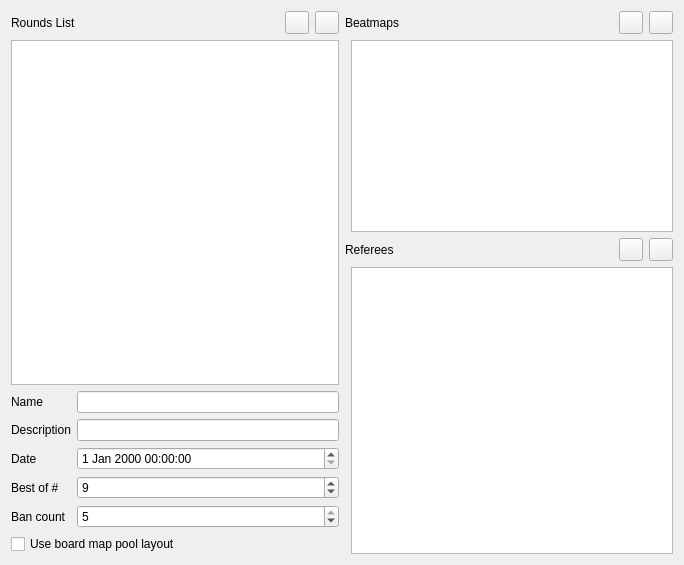
Before: the Qt Designer form Tabs/RoundEditorTab.ui in CloneWith/osu-tournament-editor, drawn with Qt 5.
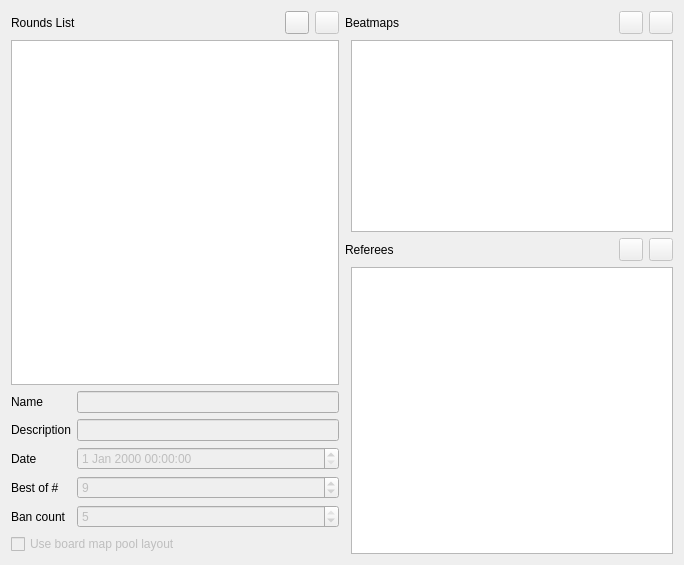
After: the same form once the commit is applied. Icons and pictures are not drawn.

Commit message: Implement round information editing

The edit to the form file:
```diff
--- a/Tabs/RoundEditorTab.ui
+++ b/Tabs/RoundEditorTab.ui
@@ -37,6 +37,9 @@
        </item>
        <item>
         <widget class="QToolButton" name="buttonRemoveRound">
+         <property name="enabled">
+          <bool>false</bool>
+         </property>
          <property name="text">
           <string/>
          </property>
@@ -61,7 +64,11 @@
       </widget>
      </item>
      <item row="2" column="1">
-      <widget class="QLineEdit" name="inputRoundName"/>
+      <widget class="QLineEdit" name="inputRoundName">
+       <property name="enabled">
+        <bool>false</bool>
+       </property>
+      </widget>
      </item>
      <item row="3" column="0">
       <widget class="QLabel" name="labelRoundDescription">
@@ -71,7 +78,11 @@
       </widget>
      </item>
      <item row="3" column="1">
-      <widget class="QLineEdit" name="inputRoundDescription"/>
+      <widget class="QLineEdit" name="inputRoundDescription">
+       <property name="enabled">
+        <bool>false</bool>
+       </property>
+      </widget>
      </item>
      <item row="4" column="0">
       <widget class="QLabel" name="labelDate">
@@ -82,6 +93,9 @@
      </item>
      <item row="4" column="1">
       <widget class="QDateTimeEdit" name="inputDate">
+       <property name="enabled">
+        <bool>false</bool>
+       </property>
        <property name="sizePolicy">
         <sizepolicy hsizetype="Expanding" vsizetype="Fixed">
          <horstretch>0</horstretch>
@@ -92,6 +106,9 @@
      </item>
      <item row="7" column="0" colspan="2">
       <widget class="QCheckBox" name="checkBoxUseBoard">
+       <property name="enabled">
+        <bool>false</bool>
+       </property>
        <property name="text">
         <string>Use board map pool layout</string>
        </property>
@@ -99,6 +116,9 @@
      </item>
      <item row="5" column="1">
       <widget class="QSpinBox" name="inputBestOf">
+       <property name="enabled">
+        <bool>false</bool>
+       </property>
        <property name="sizePolicy">
         <sizepolicy hsizetype="Expanding" vsizetype="Fixed">
          <horstretch>0</horstretch>
@@ -118,6 +138,9 @@
      </item>
      <item row="6" column="1">
       <widget class="QSpinBox" name="inputBanCount">
+       <property name="enabled">
+        <bool>false</bool>
+       </property>
        <property name="sizePolicy">
         <sizepolicy hsizetype="Expanding" vsizetype="Preferred">
          <horstretch>0</horstretch>
@@ -174,6 +197,9 @@
        </item>
        <item>
         <widget class="QToolButton" name="buttonAddBeatmap">
+         <property name="enabled">
+          <bool>false</bool>
+         </property>
          <property name="text">
           <string/>
          </property>
@@ -184,6 +210,9 @@
        </item>
        <item>
         <widget class="QToolButton" name="buttonRemoveBeatmap">
+         <property name="enabled">
+          <bool>false</bool>
+         </property>
          <property name="text">
           <string/>
          </property>
@@ -205,6 +234,9 @@
        </item>
        <item>
         <widget class="QToolButton" name="buttonAddReferee">
+         <property name="enabled">
+          <bool>false</bool>
+         </property>
          <property name="text">
           <string/>
          </property>
@@ -215,6 +247,9 @@
        </item>
        <item>
         <widget class="QToolButton" name="buttonRemoveReferee">
+         <property name="enabled">
+          <bool>false</bool>
+         </property>
          <property name="text">
           <string/>
          </property>
```
The commit also changes 8 other files.
